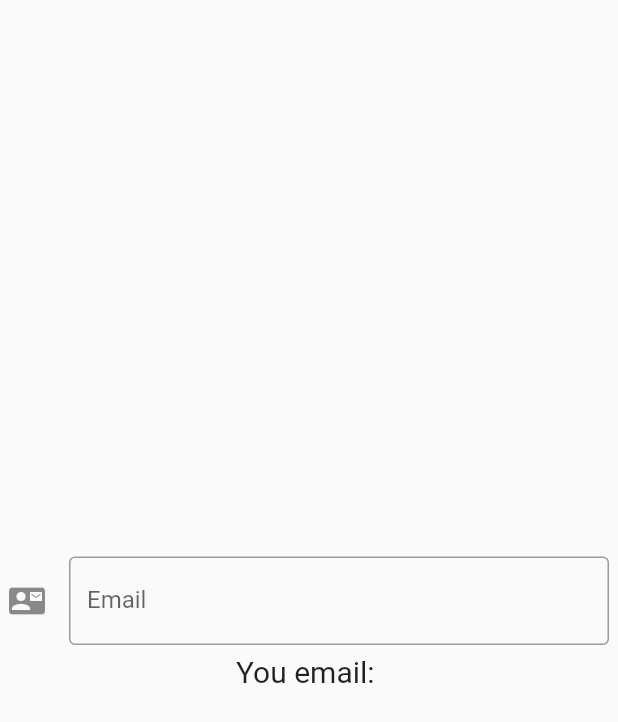
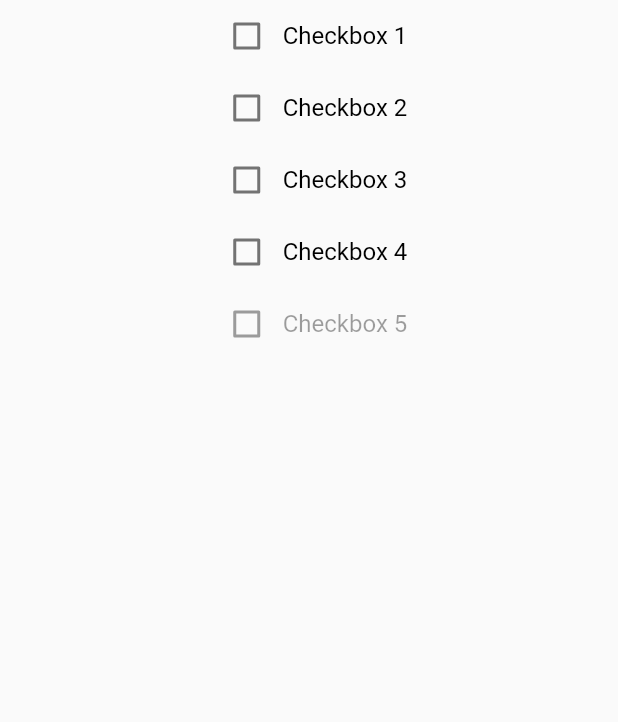
Before and after one commit to f-fathurrahman/ffr-dart-stuffs, a Flutter app: the screen it shows after launch, on a phone screen of 412 x 824 dp. Shown: the top 722 px of the screen. Run offline on Flutter 3.47's test engine with Material 2 defaults, Android fonts, the light colour scheme and no system bars; our stand-ins replace audioplayers, fl_chart, flutter_datetime_picker; missing offline and left inert: flutter_tex.

Commit message:
Test passwd textfield and checkbox

```diff
--- a/flutter/test_widgets_01/lib/main.dart
+++ b/flutter/test_widgets_01/lib/main.dart
@@ -1,4 +1,5 @@
 import 'package:flutter/material.dart';
+import 'package:test_widgets_01/test_checkbox01.dart';
 //import 'test_datetimepicker.dart';
 //import 'test_datepicker.dart';
 //import 'test_timepicker.dart';
@@ -11,7 +12,11 @@ import 'package:flutter/material.dart';
 //import 'test_inkwell_01.dart';
 //import 'test_texteditingcontroller01.dart';
 //import 'test_texteditingcontroller02.dart';
-import 'test_texteditingcontroller03.dart';
+//import 'test_texteditingcontroller03.dart';
+//import 'test_texteditingcontroller04.dart';
+//import 'test_texteditingcontroller05.dart';
+//import 'test_checkbox01.dart';
+import 'test_checkbox02.dart';
 
 
 void main() {
@@ -38,7 +43,11 @@ class MyApp extends StatelessWidget {
       //home: TestInkWell01(),
       //home: TestTextEditingController01(),
       //home: TestTextEditingController02(),
-      home: TestTextEditingController03(),
+      //home: TestTextEditingController03(),
+      //home: TestTextEditingController04(),
+      //home: TestTextEditingController05(),
+      //home: TestCheckbox01(),
+      home: TestCheckbox02(),
       //home: InputControllerExamplesWidget(),
     );
   }
--- /dev/null
+++ b/flutter/test_widgets_01/lib/test_checkbox02.dart
@@ -0,0 +1,43 @@
+import 'package:flutter/material.dart';
+
+class TestCheckbox02 extends StatefulWidget {
+  TestCheckbox02({Key key}) : super(key: key);
+
+  @override
+  _TestCheckbox02 createState() => _TestCheckbox02();
+}
+
+class _TestCheckbox02 extends State<TestCheckbox02> {
+
+  List<bool> checked = [false,false,false,false,false];
+
+  @override
+  Widget build(BuildContext context) {
+    return Scaffold(
+      body: Column(
+        children: [
+          for(var i = 0; i < 5; i = i + 1)
+            Row(
+              children: [
+                Checkbox(
+                  onChanged: i == 4 ? null : (bool value) {
+                    setState( () {
+                      checked[i] = value;
+                    });
+                  },
+                  tristate: i == 1,
+                  value: checked[i],
+                  activeColor: Color(0xFF6200EE),
+                ),
+                Text(
+                  'Checkbox ${i + 1}',
+                  style: Theme.of(context).textTheme.subtitle1.copyWith(color: i == 4 ? Colors.black38 : Colors.black),
+                )
+            ],
+            mainAxisAlignment: MainAxisAlignment.center,
+          )
+        ],
+      ),
+    );
+  }
+}
```
Also changed, not shown: flutter/test_widgets_01/lib/test_checkbox01.dart (added, +23 -0 lines), flutter/test_widgets_01/lib/test_texteditingcontroller04.dart (added, +52 -0 lines), flutter/test_widgets_01/lib/test_texteditingcontroller05.dart (added, +52 -0 lines).
